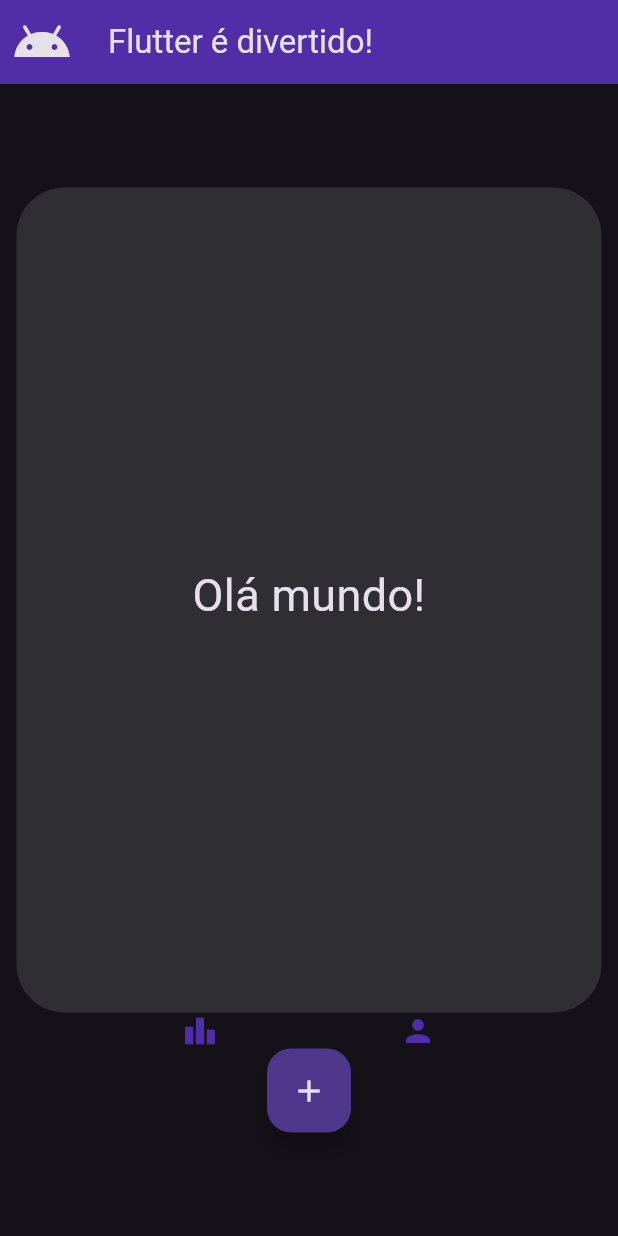
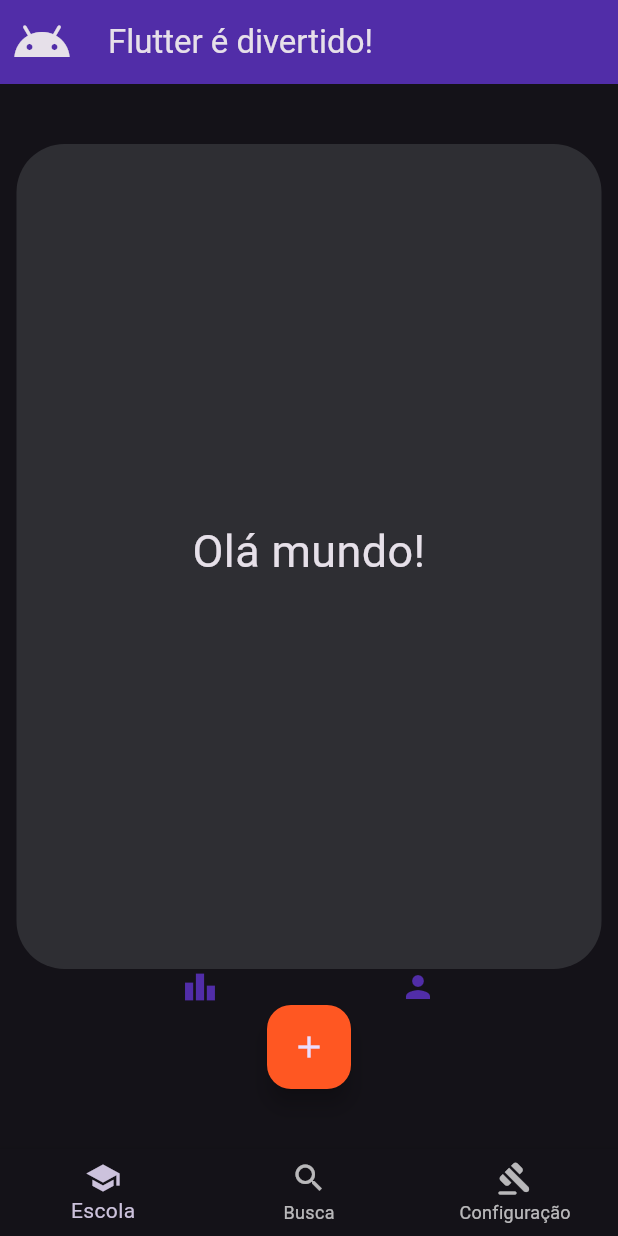
Before and after one commit to felipetaua/BibliotecaFlutter, a Flutter app: the screen it shows after launch, on a phone screen of 412 x 824 dp. Run offline on Flutter 3.47's test engine with Material 3 defaults, Android fonts, the phone set to English and light mode, and no system bars.

Commit message:
adicionando barra de navegação inferior

```diff
--- a/statetless_1/lib/main.dart
+++ b/statetless_1/lib/main.dart
@@ -61,6 +61,7 @@ class Aplicativo extends StatelessWidget{
                 mainAxisAlignment: MainAxisAlignment.center,
                 children: [
                   FloatingActionButton(
+                    backgroundColor: Colors.deepOrange,
                     child: Icon(Icons.add),
                     onPressed: (){
                       print("parabens! Funcionou!");
@@ -72,7 +73,11 @@ class Aplicativo extends StatelessWidget{
           ),
         ),
 
-
+      bottomNavigationBar: BottomNavigationBar(items: [
+        BottomNavigationBarItem(icon: Icon(Icons.school), label: "Escola"),
+        BottomNavigationBarItem(icon: Icon(Icons.search), label: "Busca"),
+        BottomNavigationBarItem(icon: Icon(Icons.gavel_rounded), label: "Configuração"),
+      ]),
 
       ),
     );
```
